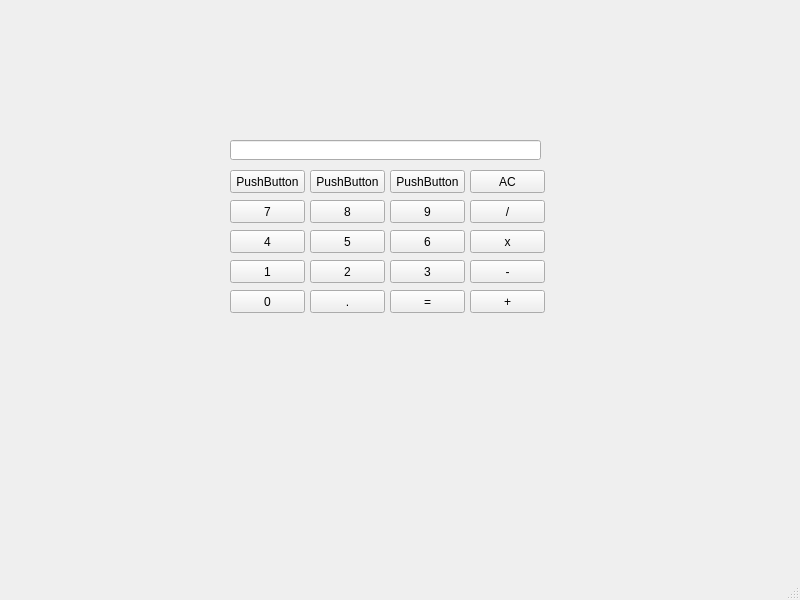
Old version of the form Lesson8/mainwindow.ui in the repository vlad90435/NG_2021_VladyslavMalamuzh.
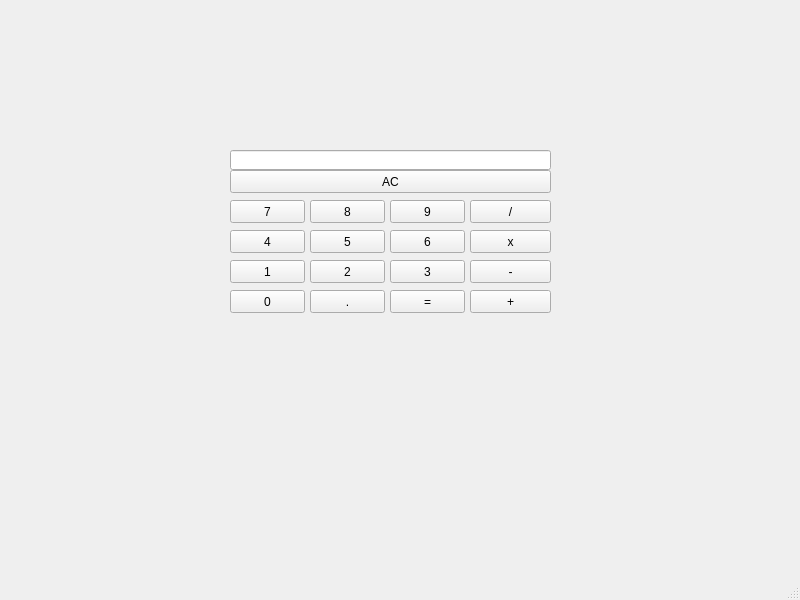
New version of the form.

The edit to the form file:
```diff
--- a/Lesson8/mainwindow.ui
+++ b/Lesson8/mainwindow.ui
@@ -170,51 +170,12 @@
      <string>=</string>
     </property>
    </widget>
-   <widget class="QPushButton" name="pushButton_13">
-    <property name="geometry">
-     <rect>
-      <x>390</x>
-      <y>170</y>
-      <width>75</width>
-      <height>23</height>
-     </rect>
-    </property>
-    <property name="text">
-     <string>PushButton</string>
-    </property>
-   </widget>
-   <widget class="QPushButton" name="pushButton_14">
-    <property name="geometry">
-     <rect>
-      <x>310</x>
-      <y>170</y>
-      <width>75</width>
-      <height>23</height>
-     </rect>
-    </property>
-    <property name="text">
-     <string>PushButton</string>
-    </property>
-   </widget>
-   <widget class="QPushButton" name="pushButton_15">
-    <property name="geometry">
-     <rect>
-      <x>230</x>
-      <y>170</y>
-      <width>75</width>
-      <height>23</height>
-     </rect>
-    </property>
-    <property name="text">
-     <string>PushButton</string>
-    </property>
-   </widget>
    <widget class="QPushButton" name="pushB_division">
     <property name="geometry">
      <rect>
       <x>470</x>
       <y>200</y>
-      <width>75</width>
+      <width>81</width>
       <height>23</height>
      </rect>
     </property>
@@ -227,7 +188,7 @@
      <rect>
       <x>470</x>
       <y>290</y>
-      <width>75</width>
+      <width>81</width>
       <height>23</height>
      </rect>
     </property>
@@ -240,7 +201,7 @@
      <rect>
       <x>470</x>
       <y>230</y>
-      <width>75</width>
+      <width>81</width>
       <height>23</height>
      </rect>
     </property>
@@ -251,9 +212,9 @@
    <widget class="QPushButton" name="pushB_AC">
     <property name="geometry">
      <rect>
-      <x>470</x>
+      <x>230</x>
       <y>170</y>
-      <width>75</width>
+      <width>321</width>
       <height>23</height>
      </rect>
     </property>
@@ -266,7 +227,7 @@
      <rect>
       <x>470</x>
       <y>260</y>
-      <width>75</width>
+      <width>81</width>
       <height>23</height>
      </rect>
     </property>
@@ -278,8 +239,8 @@
     <property name="geometry">
      <rect>
       <x>230</x>
-      <y>140</y>
-      <width>311</width>
+      <y>150</y>
+      <width>321</width>
       <height>20</height>
      </rect>
     </property>
```
Left out of the diff: 2 changed lines with no effect on the pictures.
